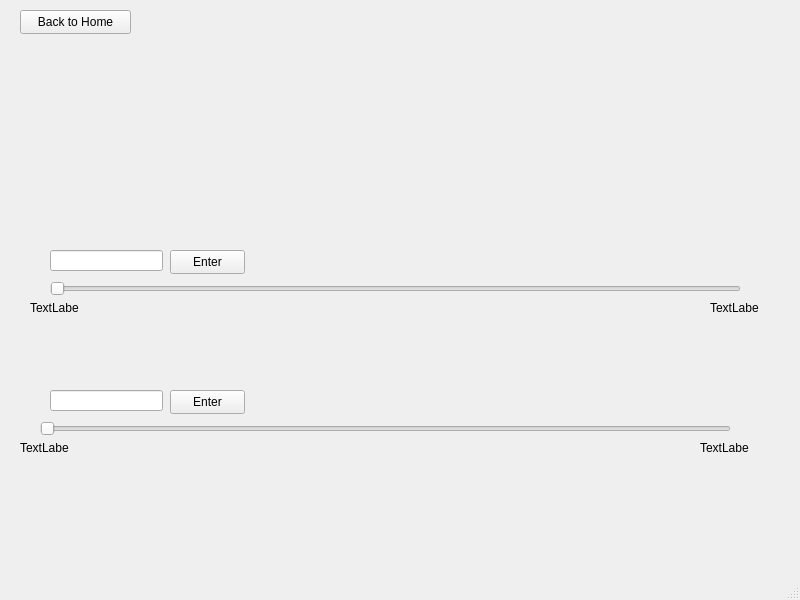
Old version of the form FreeWindow.ui in the repository rferrer12/AutoTests.
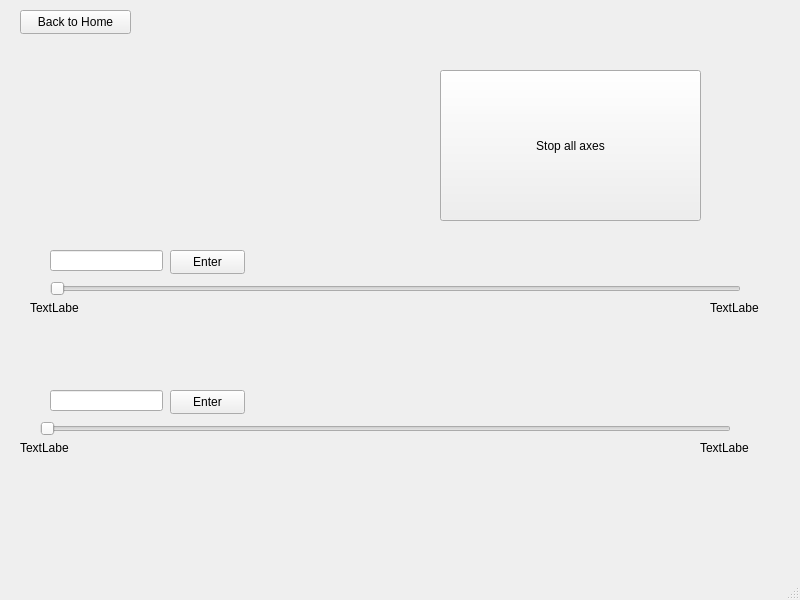
New version of the form.

Commit message: Made free move work

```diff
--- a/FreeWindow.ui
+++ b/FreeWindow.ui
@@ -151,6 +151,19 @@
      <string>Enter</string>
     </property>
    </widget>
+   <widget class="QPushButton" name="stopButton">
+    <property name="geometry">
+     <rect>
+      <x>440</x>
+      <y>70</y>
+      <width>261</width>
+      <height>151</height>
+     </rect>
+    </property>
+    <property name="text">
+     <string>Stop all axes</string>
+    </property>
+   </widget>
   </widget>
   <widget class="QMenuBar" name="menubar">
    <property name="geometry">
```
The commit also changes 4 other files.
